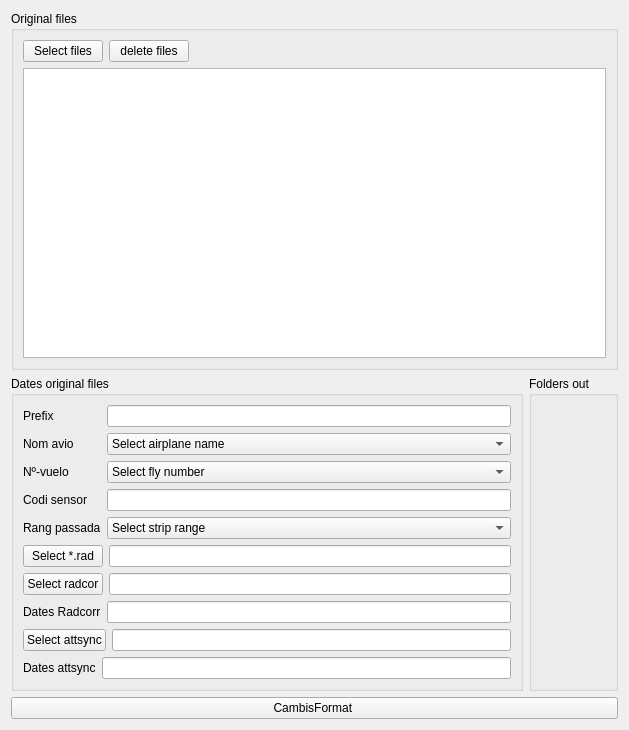
This is tableviewraw.ui in tonilogar/ToolsPcot as Qt 5 draws it before an edit. The edited form follows.
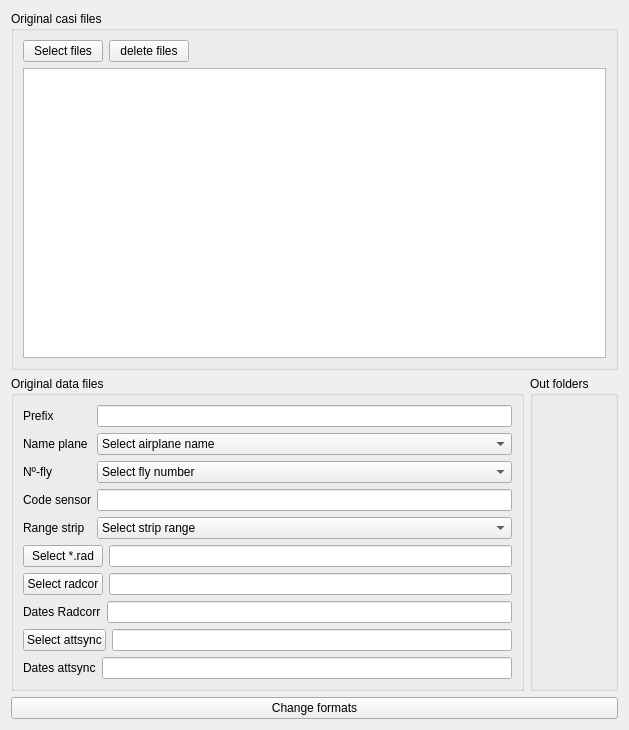
This is the edited form. Custom widgets are drawn as their Qt base class.

```diff
--- a/tableviewraw.ui
+++ b/tableviewraw.ui
@@ -17,7 +17,7 @@
    <item>
     <widget class="QGroupBox" name="groupBox_2">
      <property name="title">
-      <string>Original files</string>
+      <string>Original casi files</string>
      </property>
      <layout class="QVBoxLayout" name="verticalLayout">
       <item>
@@ -62,7 +62,7 @@
      <item>
       <widget class="QGroupBox" name="groupBox">
        <property name="title">
-        <string>Dates original files</string>
+        <string>Original data files</string>
        </property>
        <layout class="QVBoxLayout" name="verticalLayout_3">
         <item>
@@ -79,28 +79,28 @@
             <item>
              <widget class="QLabel" name="labelNombreAvion">
               <property name="text">
-               <string>Nom avio</string>
+               <string>Name plane</string>
               </property>
              </widget>
             </item>
             <item>
              <widget class="QLabel" name="labelNumeroVuelo">
               <property name="text">
-               <string>Nº-vuelo</string>
+               <string>Nº-fly</string>
               </property>
              </widget>
             </item>
             <item>
              <widget class="QLabel" name="labelCodigoSensor">
               <property name="text">
-               <string>Codi sensor</string>
+               <string>Code sensor</string>
               </property>
              </widget>
             </item>
             <item>
              <widget class="QLabel" name="labelRangoPasada">
               <property name="text">
-               <string>Rang passada</string>
+               <string>Range strip</string>
               </property>
              </widget>
             </item>
@@ -308,7 +308,7 @@
      <item>
       <widget class="QGroupBox" name="groupBox_3">
        <property name="title">
-        <string>Folders out</string>
+        <string>Out folders</string>
        </property>
        <layout class="QVBoxLayout" name="verticalLayout_5">
         <item>
@@ -322,7 +322,7 @@
    <item>
     <widget class="QPushButton" name="armButton">
      <property name="text">
-      <string>CambisFormat </string>
+      <string>Change formats</string>
      </property>
     </widget>
    </item>
```
